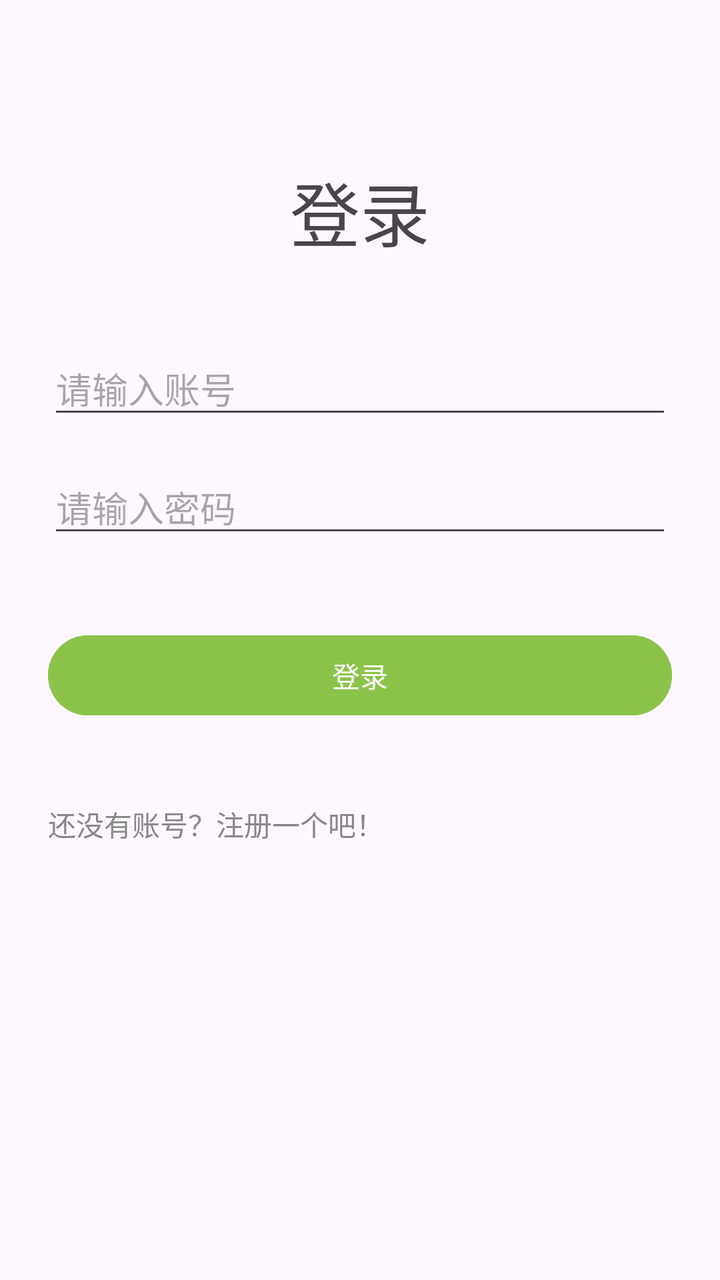
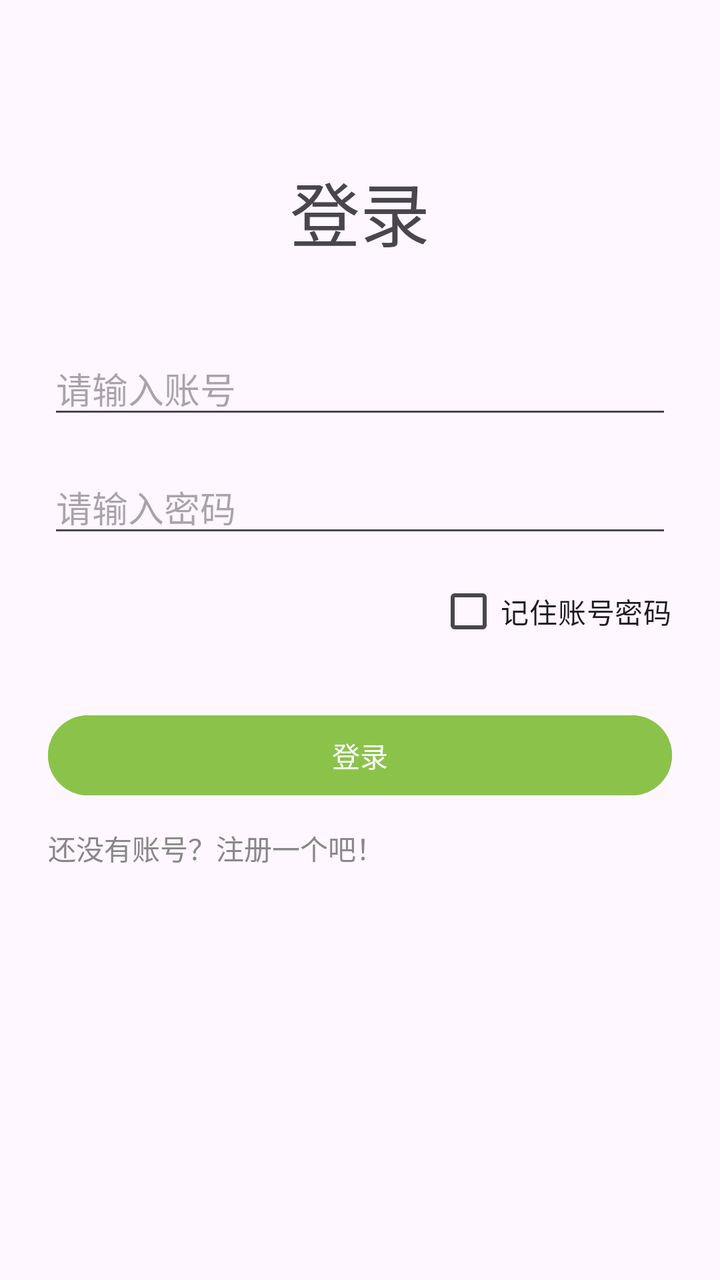

Screens rendered from an Android XML layout before and after an edit, with the pre-edit source and the edit as a unified diff.
<!-- AndroidManifest.xml: application theme Theme.PoemApp -->
<!-- res/layout/login.xml -->
<?xml version="1.0" encoding="utf-8"?>
<androidx.constraintlayout.widget.ConstraintLayout xmlns:android="http://schemas.android.com/apk/res/android"
    xmlns:app="http://schemas.android.com/apk/res-auto"
    xmlns:tools="http://schemas.android.com/tools"
    android:id="@+id/main"
    android:layout_width="match_parent"
    android:layout_height="match_parent"
    tools:context=".login.Login">

    <TextView
        android:id="@+id/loginTitle"
        android:layout_width="0dp"
        android:layout_height="wrap_content"
        app:layout_constraintStart_toStartOf="parent"
        app:layout_constraintEnd_toEndOf="parent"
        android:layout_marginTop="80dp"
        android:text="登录"
        android:textSize="35sp"
        app:layout_constraintTop_toTopOf="parent"
        android:gravity="center"/>

    <EditText
    android:layout_width="0dp"
    android:layout_height="wrap_content"
    android:id="@+id/etAccount"
    android:hint="请输入账号"
    app:layout_constraintStart_toStartOf="parent"
    app:layout_constraintEnd_toEndOf="parent"
    android:layout_marginStart="24dp"
    android:layout_marginEnd="24dp"
    app:layout_constraintTop_toBottomOf="@id/loginTitle"
    android:layout_marginTop="40dp"/>

    <EditText
        android:layout_width="0dp"
        android:layout_height="wrap_content"
        android:id="@+id/etPassword"
        android:hint="请输入密码"
        android:inputType="textPassword"
        app:layout_constraintStart_toStartOf="parent"
        app:layout_constraintEnd_toEndOf="parent"
        android:layout_marginStart="24dp"
        android:layout_marginEnd="24dp"
        app:layout_constraintTop_toBottomOf="@id/etAccount"
        android:layout_marginTop="16dp"/>

    <Button
        android:id="@+id/btnLogin"
        android:text="登录"
        android:backgroundTint="#8BC34A"
        android:textColor="#FFFFFF"
        android:layout_width="0dp"
        android:layout_height="wrap_content"
        app:layout_constraintStart_toStartOf="parent"
        app:layout_constraintEnd_toEndOf="parent"
        android:layout_marginStart="24dp"
        android:layout_marginEnd="24dp"
        app:layout_constraintTop_toBottomOf="@id/etPassword"
        android:layout_marginTop="40dp" />

    <TextView
        android:layout_width="0dp"
        android:layout_height="wrap_content"
        android:id="@+id/toGoToRegister"
        android:text="还没有账号？注册一个吧！"
        android:textSize="14sp"
        android:textColor="#888888"
        app:layout_constraintStart_toStartOf="parent"
        app:layout_constraintEnd_toEndOf="parent"
        android:layout_marginStart="24dp"
        android:layout_marginEnd="24dp"
        app:layout_constraintTop_toBottomOf="@id/btnLogin"
        android:layout_marginTop="40dp"/>


</androidx.constraintlayout.widget.ConstraintLayout>
<!-- resources referenced by this layout -->
<resources>
  <style name="Theme.PoemApp" parent="Base.Theme.PoemApp" />
  <style name="Base.Theme.PoemApp" parent="Theme.Material3.DayNight.NoActionBar">
          
          
      </style>
</resources>

<!-- the commit's change to res/layout/login.xml (unified diff, before → after) -->
@@ -44,6 +44,19 @@
         app:layout_constraintTop_toBottomOf="@id/etAccount"
         android:layout_marginTop="16dp"/>
 
+
+
+    <CheckBox
+        android:layout_width="wrap_content"
+        android:layout_height="wrap_content"
+        android:id="@+id/cbRememberPassword"
+        android:text="记住账号密码"
+        android:textSize="14sp"
+        app:layout_constraintEnd_toEndOf="@id/btnLogin"
+        app:layout_constraintTop_toBottomOf="@id/etPassword"
+        android:layout_marginTop="8dp"/>
+
+
     <Button
         android:id="@+id/btnLogin"
         android:text="登录"
@@ -55,8 +68,9 @@
         app:layout_constraintEnd_toEndOf="parent"
         android:layout_marginStart="24dp"
         android:layout_marginEnd="24dp"
-        app:layout_constraintTop_toBottomOf="@id/etPassword"
-        android:layout_marginTop="40dp" />
+        app:layout_constraintTop_toBottomOf="@id/cbRememberPassword"
+        android:layout_marginTop="24dp" />
+
 
     <TextView
         android:layout_width="0dp"
@@ -70,7 +84,7 @@
         android:layout_marginStart="24dp"
         android:layout_marginEnd="24dp"
         app:layout_constraintTop_toBottomOf="@id/btnLogin"
-        android:layout_marginTop="40dp"/>
+        android:layout_marginTop="12dp"/>
 
 
 </androidx.constraintlayout.widget.ConstraintLayout>
